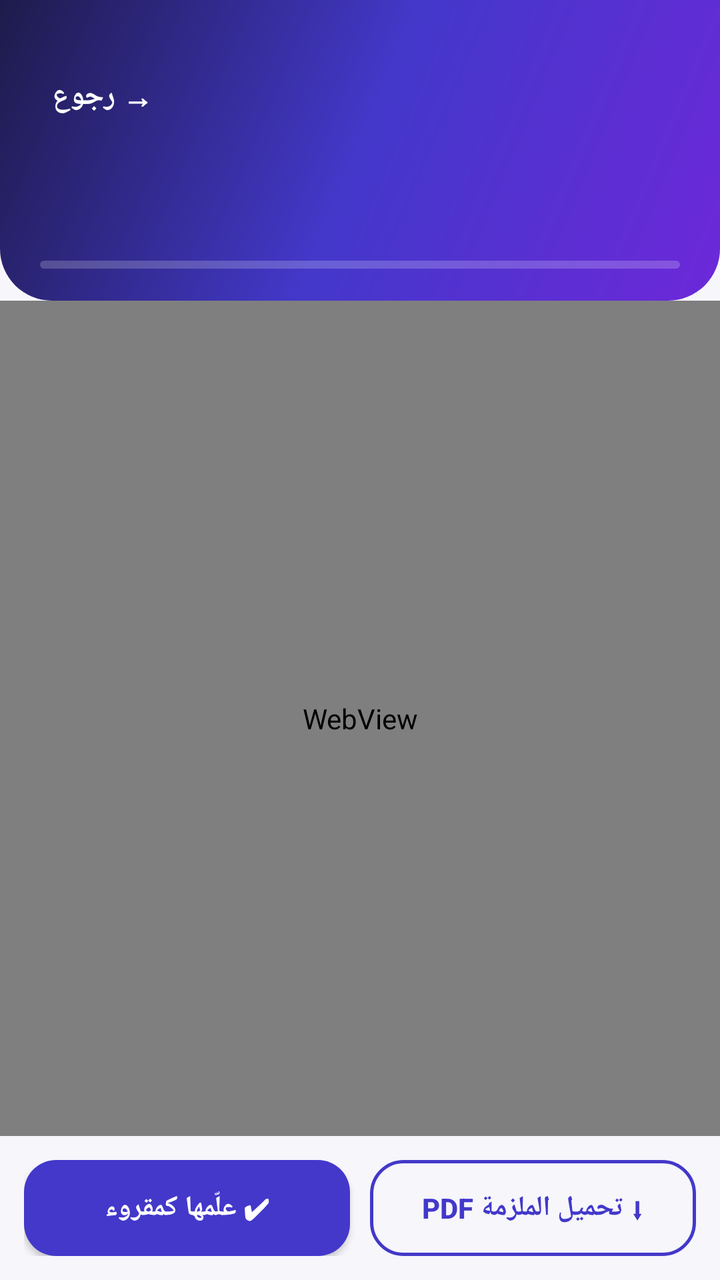
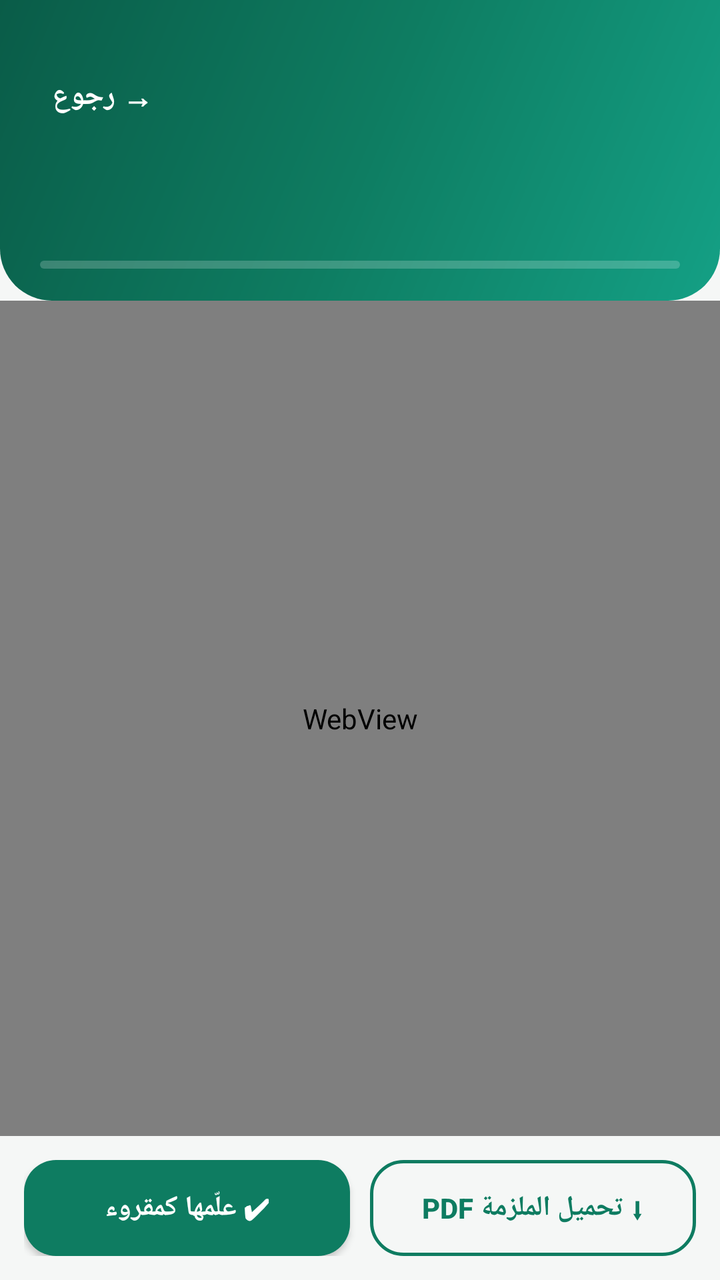

The first picture is an Android layout as it rendered before a commit; the second is the same layout after the commit. The layout source and the unified diff follow.
<!-- AndroidManifest.xml: application theme AppTheme -->
<!-- res/layout/activity_lesson.xml -->
<?xml version="1.0" encoding="utf-8"?>
<LinearLayout xmlns:android="http://schemas.android.com/apk/res/android"
    android:layout_width="match_parent" android:layout_height="match_parent"
    android:orientation="vertical" android:background="@color/bg">

    <LinearLayout android:id="@+id/headerLesson" android:layout_width="match_parent"
        android:layout_height="wrap_content" android:background="@drawable/bg_header"
        android:orientation="vertical"
        android:paddingLeft="20dp" android:paddingRight="20dp"
        android:paddingTop="20dp" android:paddingBottom="16dp">
        <TextView android:id="@+id/btnBack" android:layout_width="wrap_content"
            android:layout_height="wrap_content" android:layout_marginTop="12dp"
            android:padding="6dp" android:text="→ رجوع" android:textColor="@color/white"
            android:textSize="15sp" android:textStyle="bold" />
        <TextView android:id="@+id/tvTitle" android:layout_width="match_parent"
            android:layout_height="wrap_content" android:layout_marginTop="8dp"
            android:text="" android:textColor="@color/white" android:textSize="18sp"
            android:textStyle="bold" />
        <TextView android:id="@+id/tvSubtitle" android:layout_width="match_parent"
            android:layout_height="wrap_content" android:layout_marginTop="4dp"
            android:text="" android:textColor="#E8E6FF" android:textSize="13sp" />
        <LinearLayout android:layout_width="match_parent" android:layout_height="4dp"
            android:layout_marginTop="12dp" android:background="@drawable/progress_bg"
            android:orientation="horizontal">
            <View android:id="@+id/viewReadProgress" android:layout_width="0dp"
                android:layout_height="match_parent" android:background="@drawable/progress_bg" />
        </LinearLayout>
    </LinearLayout>

    <FrameLayout android:layout_width="match_parent" android:layout_height="0dp"
        android:layout_weight="1">
        <WebView android:id="@+id/webPages" android:layout_width="match_parent"
            android:layout_height="match_parent" />
        <LinearLayout android:id="@+id/emptyView" android:layout_width="match_parent"
            android:layout_height="match_parent" android:gravity="center"
            android:orientation="vertical" android:padding="32dp" android:visibility="gone">
            <TextView android:layout_width="wrap_content" android:layout_height="wrap_content"
                android:text="📚" android:textSize="44sp" />
            <TextView android:layout_width="match_parent" android:layout_height="wrap_content"
                android:layout_marginTop="12dp" android:gravity="center"
                android:text="محتوى هذا الدرس يُضاف تباعًا من كتاب الوزارة الرسمي."
                android:textColor="@color/text" android:textSize="15sp" android:textStyle="bold" />
            <TextView android:layout_width="match_parent" android:layout_height="wrap_content"
                android:layout_marginTop="6dp" android:gravity="center"
                android:text="اللغة العربية والفيزياء والكيمياء والتاريخ وعلم النفس (تانية ثانوي) متاحة الآن كاملة."
                android:textColor="@color/text_secondary" android:textSize="13sp" />
        </LinearLayout>
    </FrameLayout>

    <LinearLayout android:layout_width="match_parent" android:layout_height="wrap_content"
        android:orientation="horizontal" android:padding="12dp">
        <Button android:id="@+id/btnComplete" android:layout_width="0dp"
            android:layout_height="wrap_content" android:layout_weight="1"
            android:background="@drawable/button_primary" android:text="✔ علّمها كمقروء"
            android:textColor="@color/white" android:textSize="14sp" android:textStyle="bold" />
        <Button android:id="@+id/btnDownload" android:layout_width="0dp"
            android:layout_height="wrap_content" android:layout_weight="1"
            android:layout_marginStart="10dp"
            android:background="@drawable/button_outline" android:text="⬇ تحميل الملزمة PDF"
            android:textColor="@color/primary" android:textSize="14sp" android:textStyle="bold" />
    </LinearLayout>
</LinearLayout>
<!-- resources referenced by this layout -->
<resources>
  <color name="bg">#F6F6FB</color>
  <color name="primary">#4338CA</color>
  <color name="text">#191B2E</color>
  <color name="text_secondary">#6B7280</color>
  <color name="white">#FFFFFF</color>
  <!-- drawable bg_header (drawable) -->
  <?xml version="1.0" encoding="utf-8"?>
  <shape xmlns:android="http://schemas.android.com/apk/res/android" android:shape="rectangle">
      <gradient android:startColor="#1E1B4B" android:centerColor="#4338CA"
          android:endColor="#6D28D9" android:angle="315" />
      <corners android:bottomLeftRadius="26dp" android:bottomRightRadius="26dp" />
  </shape>
  <!-- drawable button_outline (drawable) -->
  <?xml version="1.0" encoding="utf-8"?>
  <ripple xmlns:android="http://schemas.android.com/apk/res/android" android:color="#224F46E5">
      <item>
          <shape android:shape="rectangle">
              <solid android:color="@android:color/transparent" />
              <stroke android:width="1.5dp" android:color="@color/primary" />
              <corners android:radius="16dp" />
          </shape>
      </item>
  </ripple>
  <!-- drawable button_primary (drawable) -->
  <?xml version="1.0" encoding="utf-8"?>
  <ripple xmlns:android="http://schemas.android.com/apk/res/android" android:color="#33FFFFFF">
      <item>
          <shape android:shape="rectangle">
              <solid android:color="@color/primary" />
              <corners android:radius="16dp" />
          </shape>
      </item>
  </ripple>
  <!-- drawable progress_bg (drawable) -->
  <?xml version="1.0" encoding="utf-8"?>
  <shape xmlns:android="http://schemas.android.com/apk/res/android" android:shape="rectangle">
      <solid android:color="#33FFFFFF" />
      <corners android:radius="6dp" />
  </shape>
  <style name="AppTheme" parent="android:Theme.Material.Light.NoActionBar">
          <item name="android:colorPrimary">@color/primary</item>
          <item name="android:colorPrimaryDark">@color/primary_dark</item>
          <item name="android:colorAccent">@color/accent</item>
          <item name="android:windowBackground">@color/bg</item>
          <item name="android:statusBarColor">@color/primary_dark</item>
          <item name="android:navigationBarColor">@color/white</item>
          <item name="android:windowLightStatusBar">false</item>
      </style>
  <color name="primary_dark">#1E1B4B</color>
  <color name="accent">#F59E0B</color>
</resources>

<!-- the commit's change to res/layout/activity_lesson.xml (unified diff, before → after) -->
@@ -18,7 +18,7 @@
             android:textStyle="bold" />
         <TextView android:id="@+id/tvSubtitle" android:layout_width="match_parent"
             android:layout_height="wrap_content" android:layout_marginTop="4dp"
-            android:text="" android:textColor="#E8E6FF" android:textSize="13sp" />
+            android:text="" android:textColor="@color/header_sub" android:textSize="13sp" />
         <LinearLayout android:layout_width="match_parent" android:layout_height="4dp"
             android:layout_marginTop="12dp" android:background="@drawable/progress_bg"
             android:orientation="horizontal">
@@ -42,7 +42,7 @@
                 android:textColor="@color/text" android:textSize="15sp" android:textStyle="bold" />
             <TextView android:layout_width="match_parent" android:layout_height="wrap_content"
                 android:layout_marginTop="6dp" android:gravity="center"
-                android:text="اللغة العربية والفيزياء والكيمياء والتاريخ وعلم النفس (تانية ثانوي) متاحة الآن كاملة."
+                android:text="المواد المتاحة فيها محتوى كتاب الوزارة كاملًا، والباقي يُضاف تباعًا فور مراجعته."
                 android:textColor="@color/text_secondary" android:textSize="13sp" />
         </LinearLayout>
     </FrameLayout>
<!-- resource entries referenced after the edit -->
@@ -1,20 +1,21 @@
 <!-- resources referenced by this layout -->
 <resources>
-  <color name="bg">#F6F6FB</color>
-  <color name="primary">#4338CA</color>
-  <color name="text">#191B2E</color>
-  <color name="text_secondary">#6B7280</color>
+  <color name="bg">#F5F7F6</color>
+  <color name="header_sub">#CFF0E4</color>
+  <color name="primary">#0E7C61</color>
+  <color name="text">#17251F</color>
+  <color name="text_secondary">#5F6E67</color>
   <color name="white">#FFFFFF</color>
   <!-- drawable bg_header (drawable) -->
   <?xml version="1.0" encoding="utf-8"?>
   <shape xmlns:android="http://schemas.android.com/apk/res/android" android:shape="rectangle">
-      <gradient android:startColor="#1E1B4B" android:centerColor="#4338CA"
-          android:endColor="#6D28D9" android:angle="315" />
+      <gradient android:startColor="#0A5C48" android:centerColor="#0E7C61"
+          android:endColor="#14A085" android:angle="315" />
       <corners android:bottomLeftRadius="26dp" android:bottomRightRadius="26dp" />
   </shape>
   <!-- drawable button_outline (drawable) -->
   <?xml version="1.0" encoding="utf-8"?>
-  <ripple xmlns:android="http://schemas.android.com/apk/res/android" android:color="#224F46E5">
+  <ripple xmlns:android="http://schemas.android.com/apk/res/android" android:color="#220E7C61">
       <item>
           <shape android:shape="rectangle">
               <solid android:color="@android:color/transparent" />
@@ -48,7 +49,7 @@
           <item name="android:navigationBarColor">@color/white</item>
           <item name="android:windowLightStatusBar">false</item>
       </style>
-  <color name="primary_dark">#1E1B4B</color>
+  <color name="primary_dark">#0A5C48</color>
   <color name="accent">#F59E0B</color>
 </resources>
 
